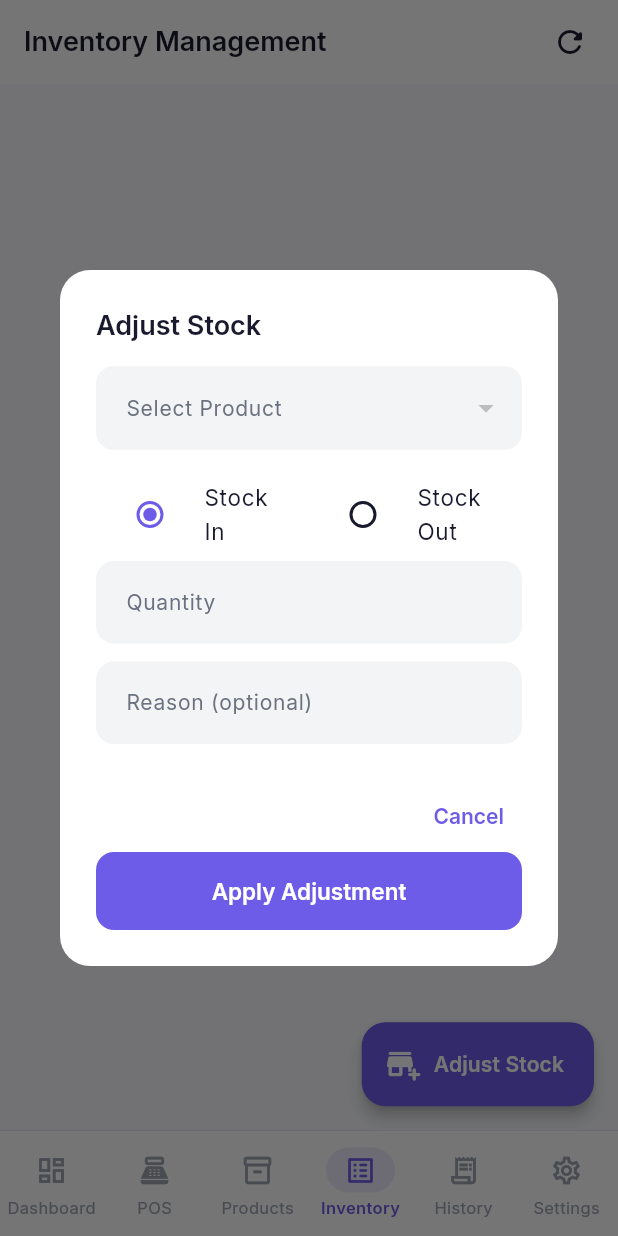
After one commit to artprasetya/My-POS, a Flutter app: the InventoryScreen screen opened by its route, after a tap on "Adjust Stock", on a phone screen of 412 x 824 dp. The commit adds this screen. Run offline on Flutter 3.47's test engine with Material 3 defaults, Android fonts, the phone set to English and light mode, and no system bars; our stand-ins replace equatable, fl_chart, flutter_animate, flutter_bloc, flutter_dotenv, go_router and 3 more; accounts and stored records are empty.

Commit message:
feat: implement inventory management module with stock adjustment and logging functionality

```diff
--- /dev/null
+++ b/lib/features/inventory/data/repositories/inventory_repository.dart
@@ -0,0 +1,45 @@
+import 'package:my_pos/features/inventory/domain/models/inventory_log.dart';
+import 'package:my_pos/services/supabase_service.dart';
+
+class InventoryRepository {
+  Future<List<InventoryLog>> getInventoryLogs({String? productId}) async {
+    var query = SupabaseService.table('inventory_logs')
+        .select('*, products(name)');
+
+    if (productId != null) {
+      query = query.eq('product_id', productId);
+    }
+
+    final data = await query.order('created_at', ascending: false).limit(100);
+    return (data as List).map((e) => InventoryLog.fromJson(e)).toList();
+  }
+
+  Future<void> adjustStock({
+    required String productId,
+    required int quantity,
+    required String type, // 'in' or 'out'
+    required String reason,
+  }) async {
+    // 1. Get current stock
+    final productData = await SupabaseService.table('products')
+        .select('stock')
+        .eq('id', productId)
+        .single();
+
+    final currentStock = productData['stock'] as int;
+    final newStock = type == 'in' ? currentStock + quantity : currentStock - quantity;
+
+    // 2. Update product stock
+    await SupabaseService.table('products')
+        .update({'stock': newStock})
+        .eq('id', productId);
+
+    // 3. Create inventory log
+    await SupabaseService.table('inventory_logs').insert({
+      'product_id': productId,
+      'type': type,
+      'quantity': quantity,
+      'notes': reason,
+    });
+  }
+}
--- /dev/null
+++ b/lib/features/inventory/presentation/bloc/inventory_bloc.dart
@@ -0,0 +1,107 @@
+import 'package:equatable/equatable.dart';
+import 'package:flutter_bloc/flutter_bloc.dart';
+import 'package:my_pos/features/inventory/data/repositories/inventory_repository.dart';
+import 'package:my_pos/features/inventory/domain/models/inventory_log.dart';
+
+// ─── Events ───
+abstract class InventoryEvent extends Equatable {
+  @override
+  List<Object?> get props => [];
+}
+
+class InventoryLoadRequested extends InventoryEvent {
+  final String? productId;
+  InventoryLoadRequested({this.productId});
+
+  @override
+  List<Object?> get props => [productId];
+}
+
+class InventoryAdjustmentRequested extends InventoryEvent {
+  final String productId;
+  final int quantity;
+  final String type;
+  final String reason;
+
+  InventoryAdjustmentRequested({
+    required this.productId,
+    required this.quantity,
+    required this.type,
+    required this.reason,
+  });
+
+  @override
+  List<Object?> get props => [productId, quantity, type, reason];
+}
+
+// ─── States ───
+abstract class InventoryState extends Equatable {
+  @override
+  List<Object?> get props => [];
+}
+
+class InventoryInitial extends InventoryState {}
+
+class InventoryLoading extends InventoryState {}
+
+class InventoryLogsLoaded extends InventoryState {
+  final List<InventoryLog> logs;
+  InventoryLogsLoaded(this.logs);
+
+  @override
+  List<Object?> get props => [logs];
+}
+
+class InventoryAdjustmentSuccess extends InventoryState {}
+
+class InventoryError extends InventoryState {
+  final String message;
+  InventoryError(this.message);
+
+  @override
+  List<Object?> get props => [message];
+}
+
+// ─── Bloc ───
+class InventoryBloc extends Bloc<InventoryEvent, InventoryState> {
+  final InventoryRepository _repository;
+
+  InventoryBloc({required InventoryRepository repository})
+      : _repository = repository,
+        super(InventoryInitial()) {
+    on<InventoryLoadRequested>(_onLoadLogs);
+    on<InventoryAdjustmentRequested>(_onAdjustStock);
+  }
+
+  Future<void> _onLoadLogs(
+    InventoryLoadRequested event,
+    Emitter<InventoryState> emit,
+  ) async {
+    emit(InventoryLoading());
+    try {
+      final logs = await _repository.getInventoryLogs(productId: event.productId);
+      emit(InventoryLogsLoaded(logs));
+    } catch (e) {
+      emit(InventoryError(e.toString()));
+    }
+  }
+
+  Future<void> _onAdjustStock(
+    InventoryAdjustmentRequested event,
+    Emitter<InventoryState> emit,
+  ) async {
+    emit(InventoryLoading());
+    try {
+      await _repository.adjustStock(
+        productId: event.productId,
+        quantity: event.quantity,
+        type: event.type,
+        reason: event.reason,
+      );
+      emit(InventoryAdjustmentSuccess());
+      add(InventoryLoadRequested()); // Refresh logs after adjustment
+    } catch (e) {
+      emit(InventoryError(e.toString()));
+    }
+  }
+}
--- /dev/null
+++ b/lib/features/inventory/presentation/screens/inventory_screen.dart
@@ -0,0 +1,308 @@
+import 'package:flutter/material.dart';
+import 'package:flutter_bloc/flutter_bloc.dart';
+import 'package:flutter_animate/flutter_animate.dart';
+import 'package:intl/intl.dart';
+import 'package:my_pos/core/constants/app_colors.dart';
+import 'package:my_pos/core/constants/app_sizes.dart';
+import 'package:my_pos/core/widgets/pos_card.dart';
+import 'package:my_pos/core/widgets/pos_empty_state.dart';
+import 'package:my_pos/core/widgets/pos_loading_indicator.dart';
+import 'package:my_pos/features/inventory/domain/models/inventory_log.dart';
+import 'package:my_pos/features/inventory/presentation/bloc/inventory_bloc.dart';
+import 'package:my_pos/features/products/domain/models/product.dart';
+import 'package:my_pos/features/products/presentation/bloc/product_bloc.dart';
+
+class InventoryScreen extends StatefulWidget {
+  const InventoryScreen({super.key});
+
+  @override
+  State<InventoryScreen> createState() => _InventoryScreenState();
+}
+
+class _InventoryScreenState extends State<InventoryScreen> {
+  @override
+  void initState() {
+    super.initState();
+    context.read<InventoryBloc>().add(InventoryLoadRequested());
+  }
+
+  @override
+  Widget build(BuildContext context) {
+    return Scaffold(
+      appBar: AppBar(
+        title: const Text('Inventory Management'),
+        actions: [
+          IconButton(
+            onPressed: () =>
+                context.read<InventoryBloc>().add(InventoryLoadRequested()),
+            icon: const Icon(Icons.refresh_rounded),
+          ),
+          const SizedBox(width: AppSizes.sm),
+        ],
+      ),
+      body: BlocBuilder<InventoryBloc, InventoryState>(
+        builder: (context, state) {
+          if (state is InventoryLoading) {
+            return const PosLoadingIndicator(
+                message: 'Loading inventory logs...');
+          }
+
+          if (state is InventoryLogsLoaded) {
+            if (state.logs.isEmpty) {
+              return const PosEmptyState(
+                icon: Icons.inventory_2_outlined,
+                title: 'No Inventory Data',
+                subtitle: 'Your stock movements will appear here',
+              );
+            }
+
+            return RefreshIndicator(
+              onRefresh: () async =>
+                  context.read<InventoryBloc>().add(InventoryLoadRequested()),
+              child: ListView.separated(
+                padding: const EdgeInsets.all(AppSizes.lg),
+                itemCount: state.logs.length,
+                separatorBuilder: (_, __) =>
+                    const SizedBox(height: AppSizes.md),
+                itemBuilder: (context, index) {
+                  final log = state.logs[index];
+                  return _InventoryLogCard(log: log)
+                      .animate()
+                      .fadeIn(delay: Duration(milliseconds: 50 * index))
+                      .slideX(begin: 0.05);
+                },
+              ),
+            );
+          }
+
+          if (state is InventoryError) {
+            return PosEmptyState(
+              icon: Icons.error_outline_rounded,
+              title: 'Error loading inventory',
+              subtitle: state.message,
+              actionText: 'Retry',
+              onAction: () =>
+                  context.read<InventoryBloc>().add(InventoryLoadRequested()),
+            );
+          }
+
+          return const SizedBox.shrink();
+        },
+      ),
+      floatingActionButton: FloatingActionButton.extended(
+        onPressed: () => _showAdjustmentDialog(context),
+        label: const Text('Adjust Stock'),
+        icon: const Icon(Icons.add_business_rounded),
+        backgroundColor: AppColors.primary,
+        foregroundColor: AppColors.white,
+      ),
+    );
+  }
+
+  void _showAdjustmentDialog(BuildContext context) {
+    showDialog(
+      context: context,
+      builder: (context) => const _StockAdjustmentDialog(),
+    );
+  }
+}
+
+class _InventoryLogCard extends StatelessWidget {
+  final InventoryLog log;
+  const _InventoryLogCard({required this.log});
+
+  @override
+  Widget build(BuildContext context) {
+    return PosCard(
+      padding: const EdgeInsets.all(AppSizes.md),
+      child: Row(
+        children: [
+          Container(
+            padding: const EdgeInsets.all(10),
+            decoration: BoxDecoration(
+              color: log.isStockIn
+                  ? AppColors.success.withValues(alpha: 0.1)
+                  : AppColors.error.withValues(alpha: 0.1),
+              shape: BoxShape.circle,
+            ),
+            child: Icon(
+              log.isStockIn ? Icons.add_rounded : Icons.remove_rounded,
+              color: log.isStockIn ? AppColors.success : AppColors.error,
+              size: 20,
+            ),
+          ),
+          const SizedBox(width: AppSizes.md),
+          Expanded(
+            child: Column(
+              crossAxisAlignment: CrossAxisAlignment.start,
+              children: [
+                Text(
+                  log.productName ?? 'Unknown Product',
+                  style: const TextStyle(
+                      fontWeight: FontWeight.bold, fontSize: 15),
+                ),
+                Text(
+                  log.notes ??
+                      (log.isStockIn ? 'Manual Stock In' : 'Manual Stock Out'),
+                  style: TextStyle(color: AppColors.mediumGray, fontSize: 12),
+                ),
+              ],
+            ),
+          ),
+          Column(
+            crossAxisAlignment: CrossAxisAlignment.end,
+            children: [
+              Text(
+                '${log.isStockIn ? '+' : '-'}${log.quantity}',
+                style: TextStyle(
+                  fontWeight: FontWeight.bold,
+                  fontSize: 16,
+                  color: log.isStockIn ? AppColors.success : AppColors.error,
+                ),
+              ),
+              Text(
+                DateFormat('MMM dd, HH:mm').format(log.createdAt),
+                style:
+                    const TextStyle(color: AppColors.mediumGray, fontSize: 11),
+              ),
+            ],
+          ),
+        ],
+      ),
+    );
+  }
+}
+
+class _StockAdjustmentDialog extends StatefulWidget {
+  const _StockAdjustmentDialog();
+
+  @override
+  State<_StockAdjustmentDialog> createState() => _StockAdjustmentDialogState();
+}
+
+class _StockAdjustmentDialogState extends State<_StockAdjustmentDialog> {
+  Product? _selectedProduct;
+  String _type = 'in'; // 'in' or 'out'
+  final _quantityController = TextEditingController();
+  final _reasonController = TextEditingController();
+  final _formKey = GlobalKey<FormState>();
+
+  @override
+  void initState() {
+    super.initState();
+    context.read<ProductBloc>().add(ProductLoadProductsRequested());
+  }
+
+  @override
+  void dispose() {
+    _quantityController.dispose();
+    _reasonController.dispose();
+    super.dispose();
+  }
+
+  void _submit() {
+    if (_formKey.currentState!.validate() && _selectedProduct != null) {
+      context.read<InventoryBloc>().add(InventoryAdjustmentRequested(
+            productId: _selectedProduct!.id,
+            quantity: int.parse(_quantityController.text),
+            type: _type,
+            reason: _reasonController.text.trim(),
+          ));
+      Navigator.pop(context);
+    }
+  }
+
+  @override
+  Widget build(BuildContext context) {
+    return AlertDialog(
+      title: const Text('Adjust Stock'),
+      content: SizedBox(
+        width: 400,
+        child: Form(
+          key: _formKey,
+          child: SingleChildScrollView(
+            child: Column(
+              mainAxisSize: MainAxisSize.min,
+              children: [
+                // Product Selector
+                BlocBuilder<ProductBloc, ProductState>(
+                  builder: (context, state) {
+                    return DropdownButtonFormField<Product>(
+                      value: _selectedProduct,
+                      decoration:
+                          const InputDecoration(labelText: 'Select Product'),
+                      items: state.products.map((p) {
+                        return DropdownMenuItem(value: p, child: Text(p.name));
+                      }).toList(),
+                      onChanged: (p) => setState(() => _selectedProduct = p),
+                      validator: (v) =>
+                          v == null ? 'Please select a product' : null,
+                    );
+                  },
+                ),
+                const SizedBox(height: AppSizes.md),
+
+                // Adjustment Type
+                Row(
+                  children: [
+                    Expanded(
+                      child: RadioListTile<String>(
+                        title: const Text('Stock In'),
+                        value: 'in',
+                        groupValue: _type,
+                        onChanged: (v) => setState(() => _type = v!),
+                      ),
+                    ),
+                    Expanded(
+                      child: RadioListTile<String>(
+                        title: const Text('Stock Out'),
+                        value: 'out',
+                        groupValue: _type,
+                        onChanged: (v) => setState(() => _type = v!),
+                      ),
+                    ),
+                  ],
+                ),
+
+                // Quantity
+                TextFormField(
+                  controller: _quantityController,
+                  decoration: const InputDecoration(labelText: 'Quantity'),
+                  keyboardType: TextInputType.number,
+                  validator: (v) {
+                    if (v == null || v.isEmpty) return 'Required';
+                    if (int.tryParse(v) == null || int.parse(v) <= 0)
+                      return 'Invalid quantity';
+                    return null;
+                  },
+                ),
+                const SizedBox(height: AppSizes.md),
+
+                // Reason
+                TextFormField(
+                  controller: _reasonController,
+                  decoration: const InputDecoration(
+                    labelText: 'Reason (optional)',
+                    hintText: 'e.g. Restock, Damage, Correction',
+                  ),
+                ),
+              ],
+            ),
+          ),
+        ),
+      ),
+      actions: [
+        TextButton(
+            onPressed: () => Navigator.pop(context),
+            child: const Text('Cancel')),
+        ElevatedButton(
+          onPressed: _submit,
+          style: ElevatedButton.styleFrom(
+              backgroundColor: AppColors.primary,
+              foregroundColor: Colors.white),
+          child: const Text('Apply Adjustment'),
+        ),
+      ],
+    );
+  }
+}
--- a/lib/routing/app_router.dart
+++ b/lib/routing/app_router.dart
@@ -10,6 +10,7 @@ import 'package:my_pos/features/products/presentation/screens/add_edit_product_s
 import 'package:my_pos/features/pos/presentation/screens/pos_screen.dart';
 import 'package:my_pos/features/transactions/presentation/screens/transaction_list_screen.dart';
 import 'package:my_pos/features/transactions/presentation/screens/transaction_detail_screen.dart';
+import 'package:my_pos/features/inventory/presentation/screens/inventory_screen.dart';
 import 'package:my_pos/features/settings/presentation/screens/settings_screen.dart';
 import 'package:my_pos/routing/shell_scaffold.dart';
 import 'package:my_pos/routing/go_router_refresh_stream.dart';
@@ -103,6 +104,12 @@ class AppRouter {
             ],
           ),
           GoRoute(
+            path: '/inventory',
+            pageBuilder: (context, state) => const NoTransitionPage(
+              child: InventoryScreen(),
+            ),
+          ),
+          GoRoute(
             path: '/settings',
             pageBuilder: (context, state) => const NoTransitionPage(
               child: SettingsScreen(),
--- a/lib/routing/shell_scaffold.dart
+++ b/lib/routing/shell_scaffold.dart
@@ -14,6 +14,7 @@ class ShellScaffold extends StatelessWidget {
     _Tab(label: 'Dashboard', icon: Icons.dashboard_outlined, activeIcon: Icons.dashboard_rounded, path: '/dashboard'),
     _Tab(label: 'POS', icon: Icons.point_of_sale_outlined, activeIcon: Icons.point_of_sale_rounded, path: '/pos'),
     _Tab(label: 'Products', icon: Icons.inventory_2_outlined, activeIcon: Icons.inventory_2_rounded, path: '/products'),
+    _Tab(label: 'Inventory', icon: Icons.list_alt_outlined, activeIcon: Icons.list_alt_rounded, path: '/inventory'),
     _Tab(label: 'History', icon: Icons.receipt_long_outlined, activeIcon: Icons.receipt_long_rounded, path: '/transactions'),
     _Tab(label: 'Settings', icon: Icons.settings_outlined, activeIcon: Icons.settings_rounded, path: '/settings'),
   ];
```
Also changed, not shown: lib/main.dart (+7 -0 lines).
